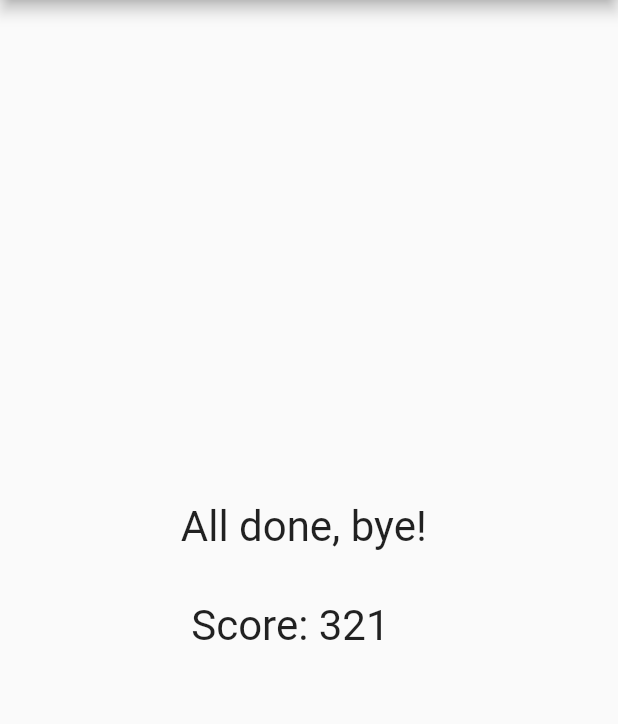
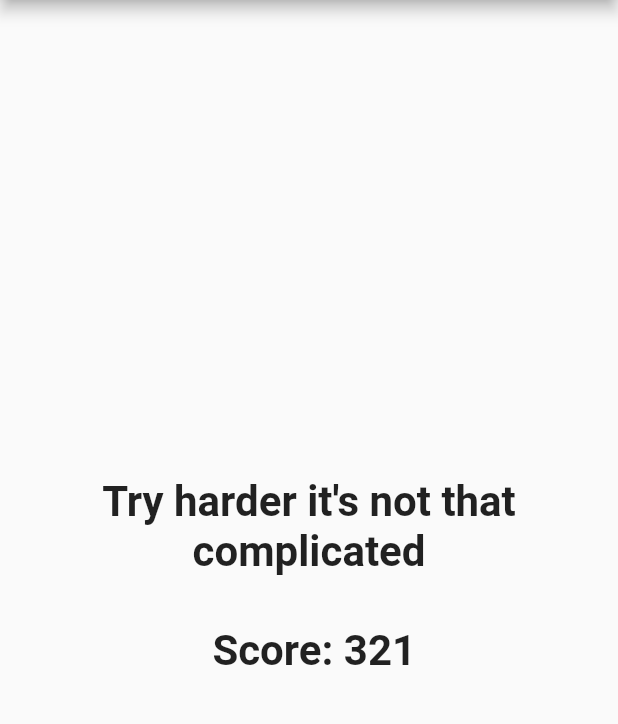
Before and after one commit to BoodynX/UT1Quiz, a Flutter app: the screen it shows after launch, after a tap on "Black", after a tap on "Fiat", after a tap on "Pizza", on a phone screen of 412 x 824 dp, the part 84-808 px from its top. Run offline on Flutter 3.47's test engine with Material 2 defaults, Android fonts, the phone set to English and light mode, and no system bars.

Commit message:
feat: different result texts

```diff
--- a/lib/result.dart
+++ b/lib/result.dart
@@ -5,12 +5,31 @@ class Result extends StatelessWidget {
 
   Result(this.totalScore);
 
+  String get resultPhrase {
+    String resultText;
+    if (this.totalScore == 111) {
+      resultText = 'Could not be less dude!';
+    } else if (this.totalScore < 500) {
+      resultText = 'Try harder it\'s not that complicated';
+    } else if (this.totalScore < 400) {
+      resultText = 'Try harder it\'s not that complicated';
+    } else if (this.totalScore < 533) {
+      resultText = 'You are getting close';
+    } else if (this.totalScore == 534) {
+      resultText = 'Boom! MAX points!';
+    } else {
+      resultText = 'Some how you got out of the original scope =O';
+    }
+    return resultText;
+  }
+
   @override
   Widget build(BuildContext context) {
     return Center(
       child: Text(
-          'All done, bye! \n\n Score: ' + totalScore.toString(),
-          style: TextStyle(fontSize: 28),
+        this.resultPhrase + '\n\n Score: ' + totalScore.toString(),
+        style: TextStyle(fontSize: 28, fontWeight: FontWeight.bold),
+        textAlign: TextAlign.center,
       ),
     );
   }
```
